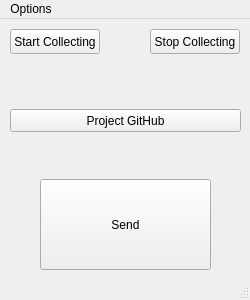
The window that Main/GUI.ui (keroe/Stardew-Valley-Fishing-Bot) describes before a commit, drawn with Qt 5.
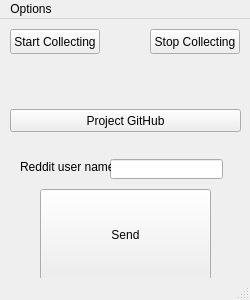
The same window after the commit.

The edit to the form file:
```diff
--- a/Main/GUI.ui
+++ b/Main/GUI.ui
@@ -83,7 +83,7 @@
     <property name="geometry">
      <rect>
       <x>40</x>
-      <y>160</y>
+      <y>170</y>
       <width>171</width>
       <height>91</height>
      </rect>
@@ -111,6 +111,29 @@
      <string>Project GitHub</string>
     </property>
    </widget>
+   <widget class="QLineEdit" name="lineEdit">
+    <property name="geometry">
+     <rect>
+      <x>110</x>
+      <y>140</y>
+      <width>113</width>
+      <height>20</height>
+     </rect>
+    </property>
+   </widget>
+   <widget class="QLabel" name="label">
+    <property name="geometry">
+     <rect>
+      <x>20</x>
+      <y>140</y>
+      <width>91</width>
+      <height>16</height>
+     </rect>
+    </property>
+    <property name="text">
+     <string>Reddit user name:</string>
+    </property>
+   </widget>
   </widget>
   <widget class="QMenuBar" name="menubar">
    <property name="geometry">
```
